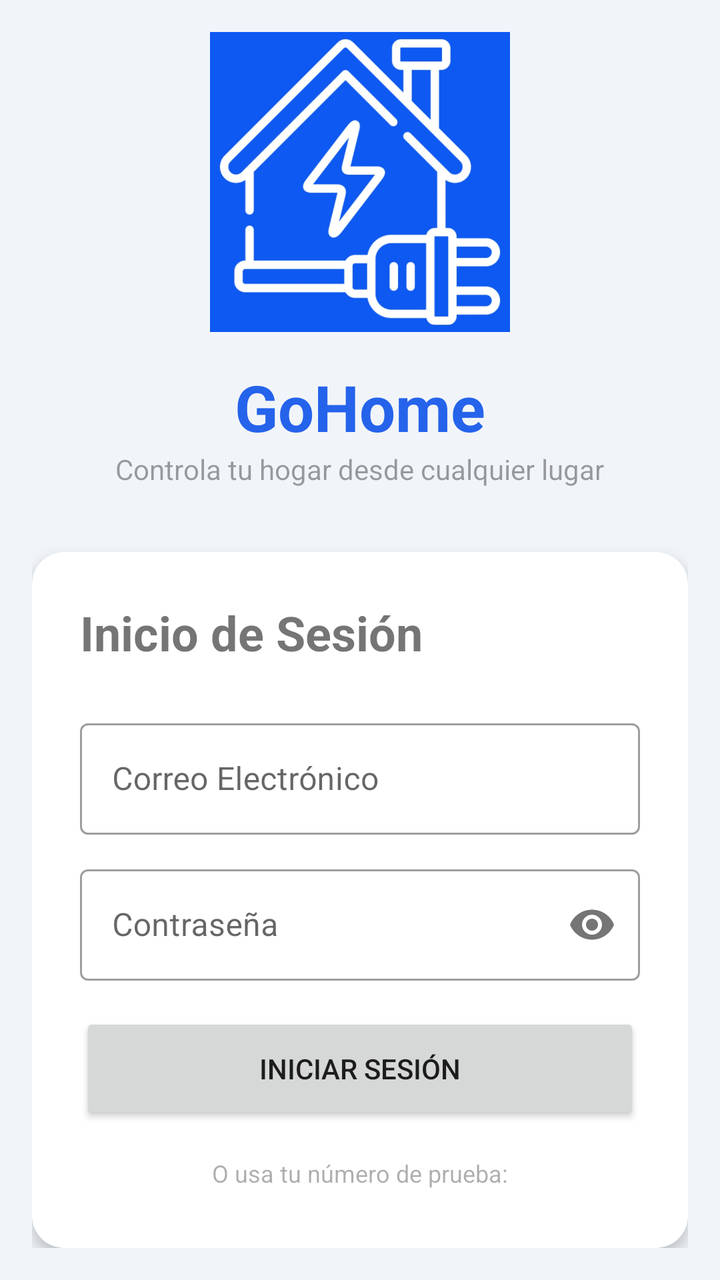
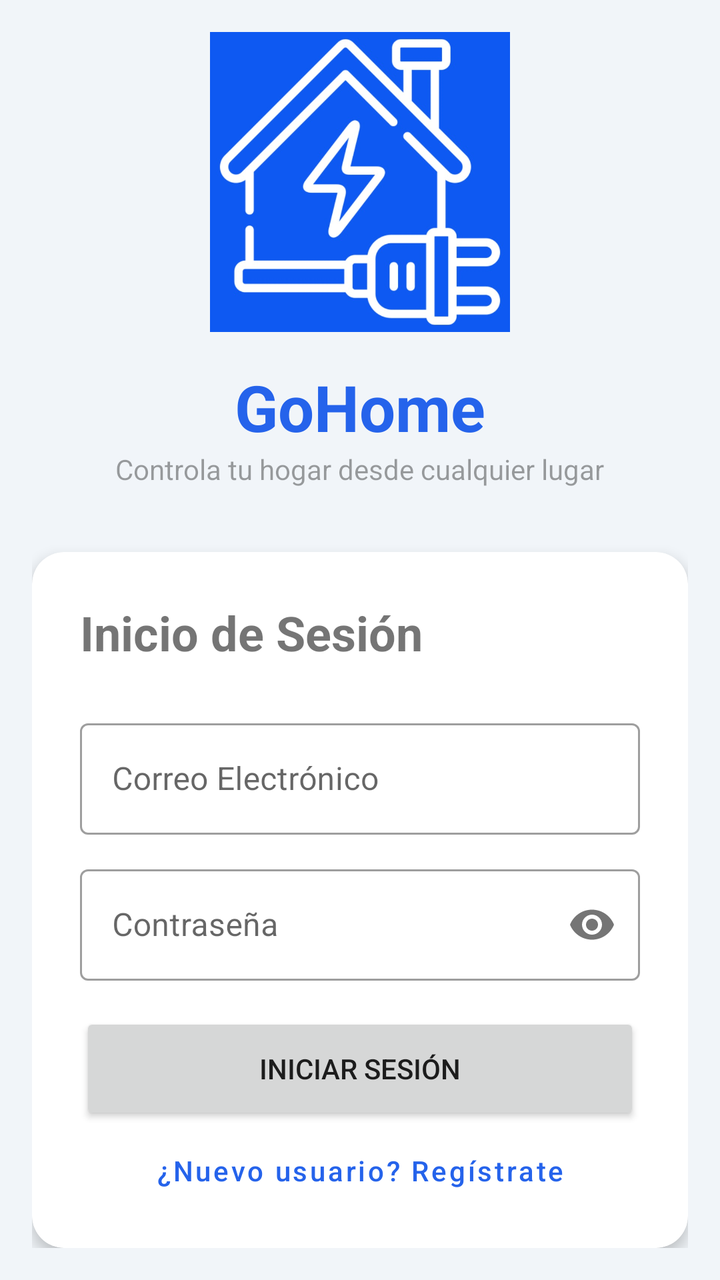

The first picture is an Android layout as it rendered before a commit; the second is the same layout after the commit. The layout source and the unified diff follow.
<!-- AndroidManifest.xml: application theme Theme.SmartHome -->
<!-- res/layout/activity_login.xml -->
<?xml version="1.0" encoding="utf-8"?>
<LinearLayout xmlns:android="http://schemas.android.com/apk/res/android"
    xmlns:app="http://schemas.android.com/apk/res-auto"
    xmlns:tools="http://schemas.android.com/tools"
    android:layout_width="match_parent"
    android:layout_height="match_parent"
    android:orientation="vertical"
    android:gravity="center"
    android:padding="16dp"
    android:background="@color/background"
    tools:context=".ui.login.LoginActivity">

    <ImageView
        android:layout_width="150dp"
        android:layout_height="150dp"
        android:src="@drawable/logo_app" />

    <TextView
        android:layout_width="wrap_content"
        android:layout_height="wrap_content"
        android:layout_marginTop="16dp"
        android:text="GoHome"
        android:textSize="32sp"
        android:textStyle="bold"
        android:textColor="@color/primary" />

    <TextView
        android:layout_width="wrap_content"
        android:layout_height="wrap_content"
        android:text="@string/app_slogan"
        android:alpha="0.7" />

    <com.google.android.material.card.MaterialCardView
        android:layout_width="match_parent"
        android:layout_height="wrap_content"
        android:layout_marginTop="32dp"
        app:cardCornerRadius="16dp"
        app:cardElevation="4dp">

        <LinearLayout
            android:layout_width="match_parent"
            android:layout_height="wrap_content"
            android:orientation="vertical"
            android:padding="24dp">

            <TextView
                android:layout_width="wrap_content"
                android:layout_height="wrap_content"
                android:text="@string/login_title"
                android:textSize="24sp"
                android:textStyle="bold" />

            <LinearLayout
                android:id="@+id/layout_phone"
                android:layout_width="match_parent"
                android:layout_height="wrap_content"
                android:orientation="vertical">

                <com.google.android.material.textfield.TextInputLayout
                    android:layout_width="match_parent"
                    android:layout_height="wrap_content"
                    android:layout_marginTop="24dp"
                    android:hint="Correo Electrónico"
                    style="@style/Widget.MaterialComponents.TextInputLayout.OutlinedBox">
                    <com.google.android.material.textfield.TextInputEditText
                        android:id="@+id/et_email_login"
                        android:layout_width="match_parent"
                        android:layout_height="wrap_content"
                        android:inputType="textEmailAddress" />
                </com.google.android.material.textfield.TextInputLayout>

                <com.google.android.material.textfield.TextInputLayout
                    android:layout_width="match_parent"
                    android:layout_height="wrap_content"
                    android:layout_marginTop="12dp"
                    android:hint="Contraseña"
                    app:passwordToggleEnabled="true"
                    style="@style/Widget.MaterialComponents.TextInputLayout.OutlinedBox">
                    <com.google.android.material.textfield.TextInputEditText
                        android:id="@+id/et_password_login"
                        android:layout_width="match_parent"
                        android:layout_height="wrap_content"
                        android:inputType="textPassword" />
                </com.google.android.material.textfield.TextInputLayout>

                <Button
                    android:id="@+id/btn_login_email"
                    android:layout_width="match_parent"
                    android:layout_height="56dp"
                    android:layout_marginTop="16dp"
                    android:text="Iniciar Sesión"
                    app:cornerRadius="8dp" />

                <TextView
                    android:layout_width="wrap_content"
                    android:layout_height="wrap_content"
                    android:layout_gravity="center"
                    android:layout_marginTop="16dp"
                    android:text="O usa tu número de prueba:"
                    android:textSize="12sp"
                    android:alpha="0.6"/>

                <Button
                    android:id="@+id/btn_send_otp"
                    style="@style/Widget.MaterialComponents.Button.TextButton"
                    android:layout_width="match_parent"
                    android:layout_height="wrap_content"
                    android:text="Entrar con Teléfono (Solo Prueba)"
                    android:textAllCaps="false" />
            </LinearLayout>

            <LinearLayout
                android:id="@+id/layout_otp"
                android:layout_width="match_parent"
                android:layout_height="wrap_content"
                android:orientation="vertical"
                android:visibility="gone"
                tools:visibility="visible">

                <com.google.android.material.textfield.TextInputLayout
                    android:layout_width="match_parent"
                    android:layout_height="wrap_content"
                    android:layout_marginTop="24dp"
                    android:hint="@string/hint_otp"
                    style="@style/Widget.MaterialComponents.TextInputLayout.OutlinedBox">

                    <com.google.android.material.textfield.TextInputEditText
                        android:id="@+id/et_otp"
                        android:layout_width="match_parent"
                        android:layout_height="wrap_content"
                        android:inputType="number"
                        android:maxLength="6" />

                </com.google.android.material.textfield.TextInputLayout>

                <Button
                    android:id="@+id/btn_verify_otp"
                    android:layout_width="match_parent"
                    android:layout_height="56dp"
                    android:layout_marginTop="16dp"
                    android:text="@string/btn_verify_otp"
                    app:cornerRadius="8dp" />
            </LinearLayout>

            <ProgressBar
                android:id="@+id/progressBar"
                android:layout_width="wrap_content"
                android:layout_height="wrap_content"
                android:layout_gravity="center"
                android:layout_marginTop="16dp"
                android:visibility="gone" />

            <Button
                android:id="@+id/btn_go_to_register"
                style="@style/Widget.MaterialComponents.Button.TextButton"
                android:layout_width="match_parent"
                android:layout_height="wrap_content"
                android:layout_marginTop="8dp"
                android:text="@string/new_user_register"
                android:textAllCaps="false" />

        </LinearLayout>

    </com.google.android.material.card.MaterialCardView>

</LinearLayout>
<!-- resources referenced by this layout -->
<resources>
  <color name="background">#F1F5F9</color>
  <color name="primary">#2563EB</color>
  <!-- drawable logo_app: png bitmap (drawable, 238582 bytes) -->
  <string name="app_slogan">Controla tu hogar desde cualquier lugar</string>
  <string name="btn_verify_otp">Verificar y Entrar</string>
  <string name="hint_otp">Código de Verificación</string>
  <string name="login_title">Inicio de Sesión</string>
  <string name="new_user_register">¿Nuevo usuario? Regístrate</string>
  <style name="Theme.SmartHome" parent="Theme.MaterialComponents.DayNight.NoActionBar">
          <item name="colorPrimary">@color/primary</item>
          <item name="colorPrimaryVariant">@color/primary_dark</item>
          <item name="colorOnPrimary">@android:color/white</item>
          <item name="colorSecondary">@color/accent</item>
          <item name="colorOnSecondary">@android:color/black</item>
          <item name="android:colorBackground">@color/background</item>
          <item name="android:statusBarColor">@color/background</item>
          <item name="android:windowLightStatusBar">true</item>
          <item name="android:navigationBarColor">@color/surface</item>
      </style>
  <color name="primary_dark">#1E40AF</color>
  <color name="accent">#F59E0B</color>
  <color name="surface">#FFFFFF</color>
</resources>

<!-- the commit's change to res/layout/activity_login.xml (unified diff, before → after) -->
@@ -90,56 +90,6 @@
                     android:layout_marginTop="16dp"
                     android:text="Iniciar Sesión"
                     app:cornerRadius="8dp" />
-
-                <TextView
-                    android:layout_width="wrap_content"
-                    android:layout_height="wrap_content"
-                    android:layout_gravity="center"
-                    android:layout_marginTop="16dp"
-                    android:text="O usa tu número de prueba:"
-                    android:textSize="12sp"
-                    android:alpha="0.6"/>
-
-                <Button
-                    android:id="@+id/btn_send_otp"
-                    style="@style/Widget.MaterialComponents.Button.TextButton"
-                    android:layout_width="match_parent"
-                    android:layout_height="wrap_content"
-                    android:text="Entrar con Teléfono (Solo Prueba)"
-                    android:textAllCaps="false" />
-            </LinearLayout>
-
-            <LinearLayout
-                android:id="@+id/layout_otp"
-                android:layout_width="match_parent"
-                android:layout_height="wrap_content"
-                android:orientation="vertical"
-                android:visibility="gone"
-                tools:visibility="visible">
-
-                <com.google.android.material.textfield.TextInputLayout
-                    android:layout_width="match_parent"
-                    android:layout_height="wrap_content"
-                    android:layout_marginTop="24dp"
-                    android:hint="@string/hint_otp"
-                    style="@style/Widget.MaterialComponents.TextInputLayout.OutlinedBox">
-
-                    <com.google.android.material.textfield.TextInputEditText
-                        android:id="@+id/et_otp"
-                        android:layout_width="match_parent"
-                        android:layout_height="wrap_content"
-                        android:inputType="number"
-                        android:maxLength="6" />
-
-                </com.google.android.material.textfield.TextInputLayout>
-
-                <Button
-                    android:id="@+id/btn_verify_otp"
-                    android:layout_width="match_parent"
-                    android:layout_height="56dp"
-                    android:layout_marginTop="16dp"
-                    android:text="@string/btn_verify_otp"
-                    app:cornerRadius="8dp" />
             </LinearLayout>
 
             <ProgressBar
<!-- resource entries referenced after the edit -->
@@ -4,8 +4,6 @@
   <color name="primary">#2563EB</color>
   <!-- drawable logo_app: png bitmap (drawable, 238582 bytes) -->
   <string name="app_slogan">Controla tu hogar desde cualquier lugar</string>
-  <string name="btn_verify_otp">Verificar y Entrar</string>
-  <string name="hint_otp">Código de Verificación</string>
   <string name="login_title">Inicio de Sesión</string>
   <string name="new_user_register">¿Nuevo usuario? Regístrate</string>
   <style name="Theme.SmartHome" parent="Theme.MaterialComponents.DayNight.NoActionBar">
